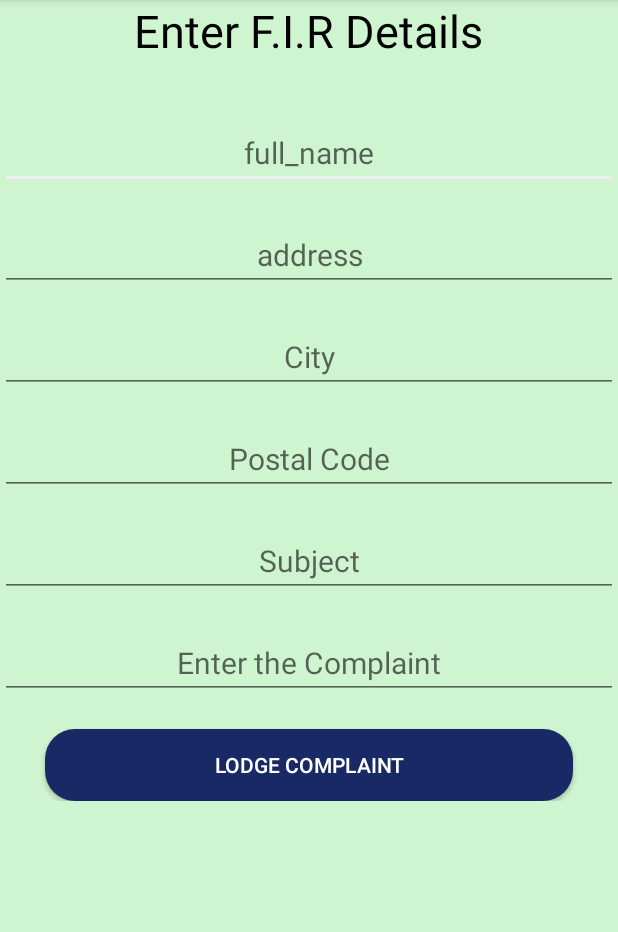
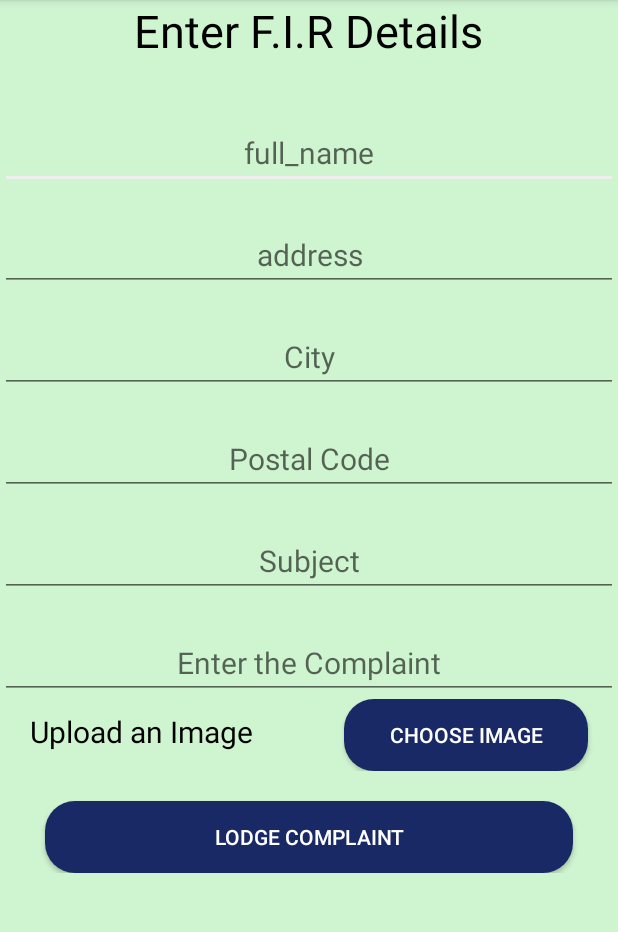
Before and after one commit to Starscream19/MPCOP, an Android app: the FIR screen opened directly, with no data from a screen before it, on a phone screen of 412 x 824 dp, the part 84-1016 px from its top. Run offline under Robolectric (Android 15) with nearby library versions, the phone set to English and light mode, and no system bars; our stand-ins replace Firebase (no records; nobody signed in at launch, a user with empty details on screens opened directly).

Commit message:
image uplaod with fir added

```diff
--- a/app/build.gradle
+++ b/app/build.gradle
@@ -34,6 +34,7 @@ dependencies {
     implementation 'androidx.lifecycle:lifecycle-extensions:2.1.0'
     implementation 'com.google.firebase:firebase-auth:16.0.5'
     implementation 'com.google.firebase:firebase-firestore:17.1.2'
+    implementation 'com.google.firebase:firebase-storage:16.0.4'
     testImplementation 'junit:junit:4.12'
     androidTestImplementation 'androidx.test.ext:junit:1.1.1'
     androidTestImplementation 'androidx.test.espresso:espresso-core:3.2.0'
--- a/app/src/main/res/layout/activity_f_i_r.xml
+++ b/app/src/main/res/layout/activity_f_i_r.xml
@@ -102,6 +102,34 @@
         />
 
 
+            <LinearLayout
+                android:layout_width="match_parent"
+                android:layout_height="wrap_content"
+                android:orientation="horizontal">
+
+
+                <TextView
+                    android:layout_width="wrap_content"
+                    android:layout_height="wrap_content"
+                    android:layout_marginLeft="20dp"
+                    android:text="Upload an Image"
+                    android:layout_weight="1"
+                    android:textColor="#000000"
+                    android:textSize="20sp"></TextView>
+                <Button
+                android:layout_width="wrap_content"
+                android:id="@+id/choose"
+                android:layout_height="wrap_content"
+                android:layout_weight="1"
+                android:layout_marginRight="20dp"
+                android:background="@drawable/button"
+                android:textColor="#FFFFFF"
+                android:text="Choose image"></Button>
+
+
+            </LinearLayout>
+
+
 
 
     <Button
```
Also changed, not shown: app/src/main/java/com/example/virtualpolicestation/FIR.java (+150 -6 lines).
